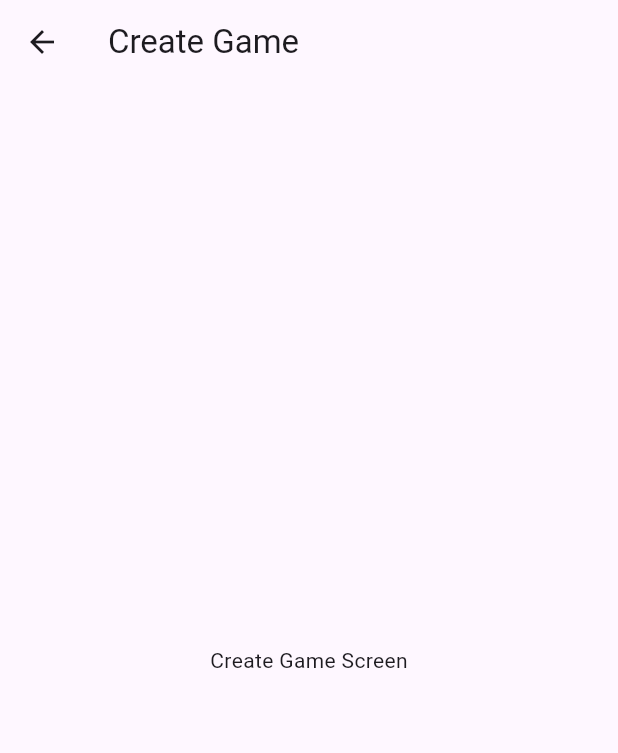
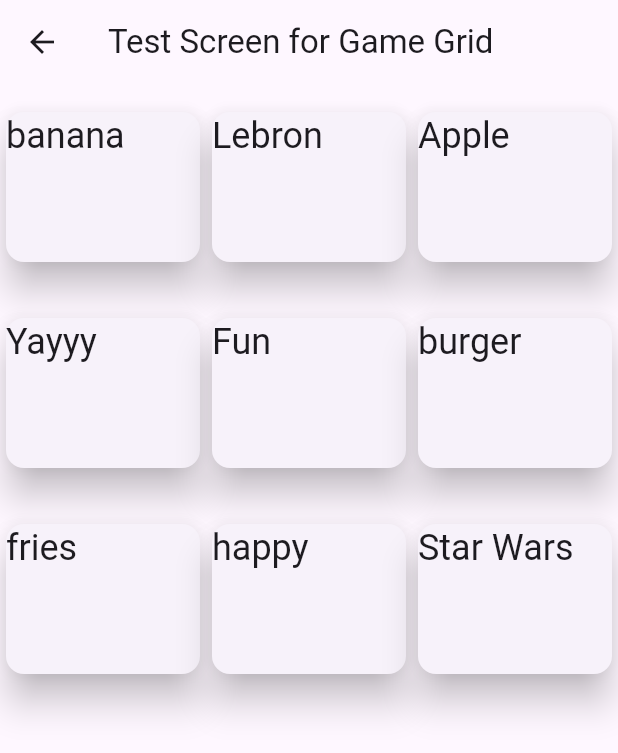
Before and after one commit to MattMyers204453/code_clash_mobile, a Flutter app: the CreateGameScreen screen opened by its route, on a phone screen of 412 x 824 dp. Shown: the top 753 px of the screen. Run offline on Flutter 3.47's test engine with Material 3 defaults, Android fonts, the phone set to English and light mode, and no system bars.

Commit message:
Added Grid of Cards

```diff
--- a/lib/main.dart
+++ b/lib/main.dart
@@ -1,6 +1,7 @@
+import 'package:code_clash_mobile/screens/CreateGame.dart';
 import 'package:code_clash_mobile/screens/Intro.dart';
+import 'package:code_clash_mobile/screens/JoinGame.dart';
 import 'package:flutter/material.dart';
-import 'package:google_fonts/google_fonts.dart';
 
 void main() {
   runApp(const MainApp());
--- a/lib/screens/CreateGame.dart
+++ b/lib/screens/CreateGame.dart
@@ -2,12 +2,45 @@ import 'package:flutter/material.dart';
 
 class CreateGameScreen extends StatelessWidget {
   const CreateGameScreen({super.key});
+  final List<String> words = const [
+    'banana',
+    'Lebron',
+    'Apple',
+    'Yayyy',
+    'Fun',
+    'burger',
+    'fries',
+    'happy',
+    'Star Wars',
+  ];
 
   @override
   Widget build(BuildContext context) {
     return Scaffold(
-      appBar: AppBar(title: const Text('Create Game')),
-      body: const Center(child: Text('Create Game Screen')),
+      appBar: AppBar(title: const Text('Test Screen for Game Grid')),
+      body: GridView.count(
+        // Create a grid with 2 columns.
+        // If you change the scrollDirection to horizontal,
+        // this produces 2 rows.
+        crossAxisCount: 3,
+        // Generate 100 widgets that display their index in the list.
+        children: List.generate(9, (index) {
+          return Center(
+            child: Card(
+              elevation: 10.0,
+              //rcolor: Colors.white,
+              child: SizedBox(
+                width: 300.0,
+                height: 100.0,
+                child: Text(
+                  words[index],
+                  style: TextTheme.of(context).headlineSmall
+                ),
+              ),
+            ),
+          );
+        }),
+      ),
     );
   }
 }
--- a/lib/screens/Intro.dart
+++ b/lib/screens/Intro.dart
@@ -51,27 +51,3 @@ class IntroScreen extends StatelessWidget {
     );
   }
 }
-
-class CreateGameScreen extends StatelessWidget {
-  const CreateGameScreen({super.key});
-
-  @override
-  Widget build(BuildContext context) {
-    return Scaffold(
-      appBar: AppBar(title: const Text('Create Game')),
-      body: const Center(child: Text('Create Game Screen')),
-    );
-  }
-}
-
-class JoinGameScreen extends StatelessWidget {
-  const JoinGameScreen({super.key});
-
-  @override
-  Widget build(BuildContext context) {
-    return Scaffold(
-      appBar: AppBar(title: const Text('Join Game')),
-      body: const Center(child: Text('Join Game Screen')),
-    );
-  }
-}
```
